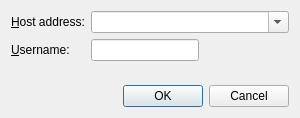
The window that src/client/ui/joindialog.ui (drawpile/Drawpile) describes before a commit, drawn with Qt 5.
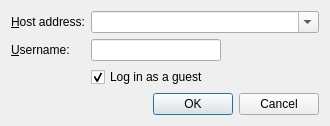
The same window after the commit.

```diff
--- a/src/client/ui/joindialog.ui
+++ b/src/client/ui/joindialog.ui
@@ -9,8 +9,8 @@
    <rect>
     <x>0</x>
     <y>0</y>
-    <width>300</width>
-    <height>118</height>
+    <width>330</width>
+    <height>120</height>
    </rect>
   </property>
   <property name="windowTitle">
@@ -56,7 +56,7 @@
       </widget>
      </item>
      <item row="1" column="1">
-      <layout class="QHBoxLayout" name="horizontalLayout">
+      <layout class="QHBoxLayout" name="horizontalLayout" stretch="4,3">
        <item>
         <widget class="QLineEdit" name="username">
          <property name="mandatoryfield" stdset="0">
@@ -79,6 +79,16 @@
        </item>
       </layout>
      </item>
+     <item row="2" column="1">
+      <widget class="QCheckBox" name="guestlogin">
+       <property name="text">
+        <string>Log in as a guest</string>
+       </property>
+       <property name="checked">
+        <bool>true</bool>
+       </property>
+      </widget>
+     </item>
     </layout>
    </item>
    <item>
```
Left out of the diff: 1 changed line with no effect on the pictures.
